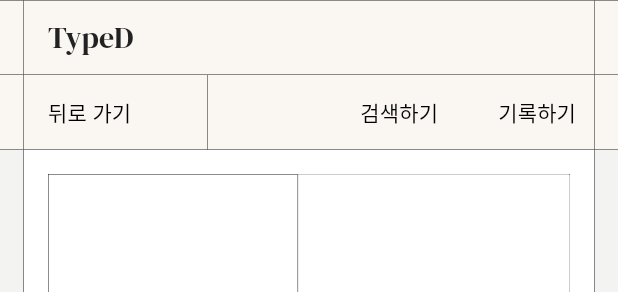
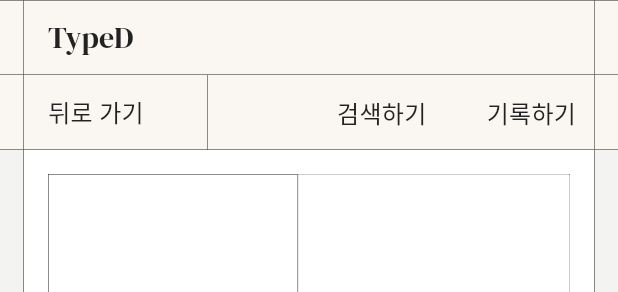
Before and after one commit to genericTypeD/TypeD-Frontend, a Flutter app: the MyMusicRecordScreen widget shown alone on an empty page, opened directly, on a phone screen of 412 x 824 dp. Shown: the top 292 px of the screen. Run offline on Flutter 3.47's test engine with Material 3 defaults, Android fonts, the phone set to English and light mode, and no system bars; our stand-ins replace dio, envied, flutter_dotenv, flutter_riverpod, flutter_secure_storage, go_router and 4 more; missing offline and left inert: multi_split_view, spotify; accounts and stored records are empty; generated files the repository leaves out were written again; project files that could hold a hidden picture were left out.

Commit message:
design: MyType 앱바 폰트 변경 #40

```diff
--- a/lib/type/screen/my_music_record_screen.dart
+++ b/lib/type/screen/my_music_record_screen.dart
@@ -145,12 +145,11 @@ class _MyMusicRecordScreenState extends State<MyMusicRecordScreen> {
             padding: EdgeInsets.zero,
             minimumSize: Size.zero,
           ),
-          child: const Text(
+          child: Text(
             '뒤로 가기',
             textAlign: TextAlign.left,
-            style: TextStyle(
-              fontSize: 14,
-              color: Colors.black,
+            style: AppTheme.title3.copyWith(
+              height: 1,
             ),
           ),
         ),
@@ -275,11 +274,9 @@ class _MyMusicRecordScreenState extends State<MyMusicRecordScreen> {
               },
             );
           },
-          child: const Text(
+          child: Text(
             '검색하기',
-            style: TextStyle(
-              fontSize: 14,
-              color: Colors.black,
+            style: AppTheme.title3.copyWith(
               height: 1,
             ),
           ),
@@ -309,11 +306,9 @@ class _MyMusicRecordScreenState extends State<MyMusicRecordScreen> {
                   }
                 }
               : null,
-          child: const Text(
+          child: Text(
             '기록하기',
-            style: TextStyle(
-              fontSize: 14,
-              color: Colors.black,
+            style: AppTheme.title3.copyWith(
               height: 1,
             ),
           ),
```
Also changed, not shown: lib/type/layout/my_record_layout.dart (+4 -9 lines), lib/type/screen/my_image_record_screen.dart (+4 -9 lines), lib/type/screen/my_type.dart (+2 -5 lines).
